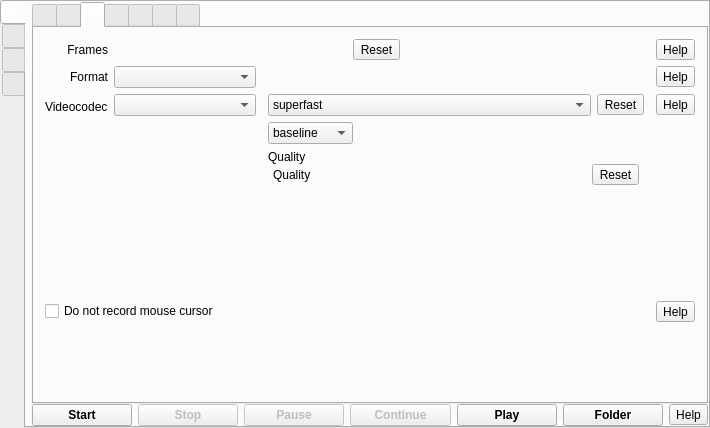
First picture: the form in src/formMainWindow.ui, repository vkohaupt/vokoscreenNG, before the edit.
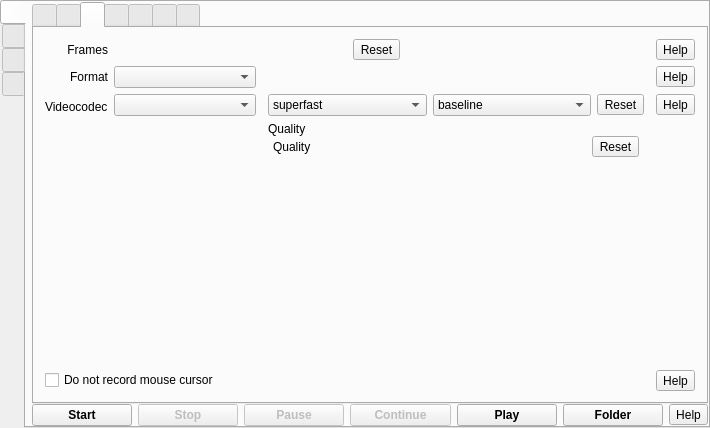
Second picture: the form after the edit. The open tabs and pages were chosen to show the change. Icons and pictures are not drawn.

Commit message: GUI: Arrangement of the widget for video codec x264

The edit to the form file:
```diff
--- a/src/formMainWindow.ui
+++ b/src/formMainWindow.ui
@@ -757,10 +757,6 @@
                             </item>
                            </widget>
                           </item>
-                         </layout>
-                        </item>
-                        <item>
-                         <layout class="QHBoxLayout" name="horizontalLayout_5">
                           <item>
                            <widget class="QComboBox" name="comboBoxx264Profile">
                             <property name="currentText">
@@ -778,19 +774,6 @@
                             </item>
                            </widget>
                           </item>
-                          <item>
-                           <spacer name="horizontalSpacer_13">
-                            <property name="orientation">
-                             <enum>Qt::Horizontal</enum>
-                            </property>
-                            <property name="sizeHint" stdset="0">
-                             <size>
-                              <width>40</width>
-                              <height>20</height>
-                             </size>
-                            </property>
-                           </spacer>
-                          </item>
                          </layout>
                         </item>
                         <item>
@@ -995,19 +978,6 @@
               </item>
              </layout>
             </item>
-            <item>
-             <spacer name="verticalSpacer_15">
-              <property name="orientation">
-               <enum>Qt::Vertical</enum>
-              </property>
-              <property name="sizeHint" stdset="0">
-               <size>
-                <width>20</width>
-                <height>40</height>
-               </size>
-              </property>
-             </spacer>
-            </item>
            </layout>
           </widget>
           <widget class="QWidget" name="tabMisc">
```
Left out of the diff: 2 changed lines with no effect on the pictures.
